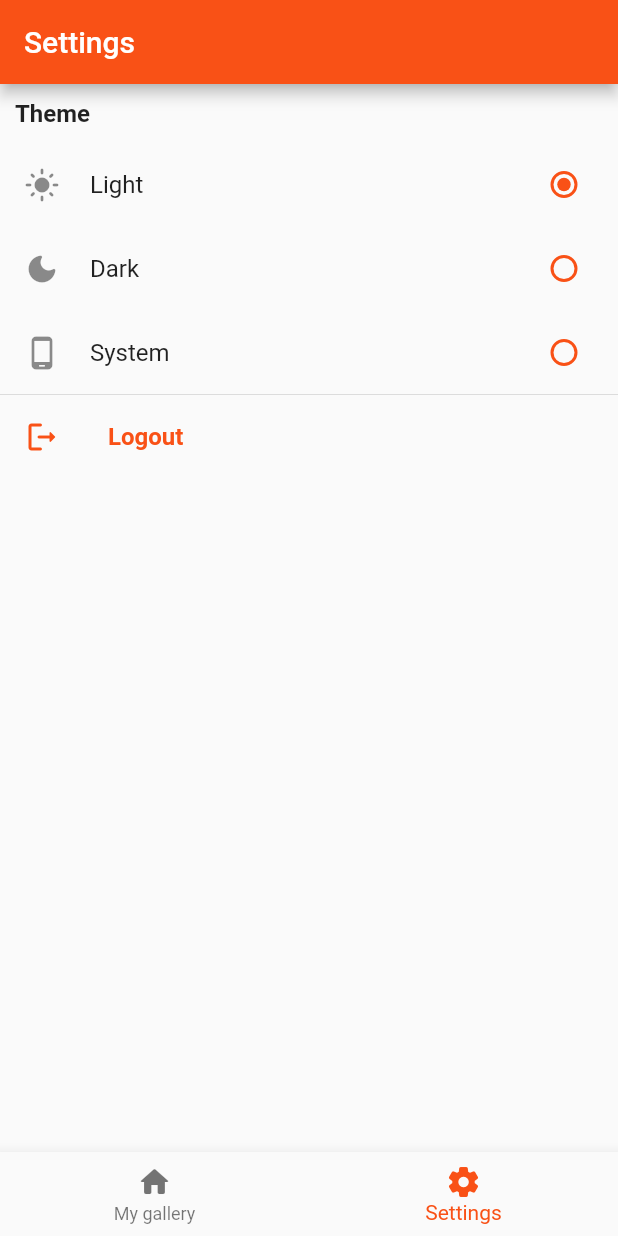
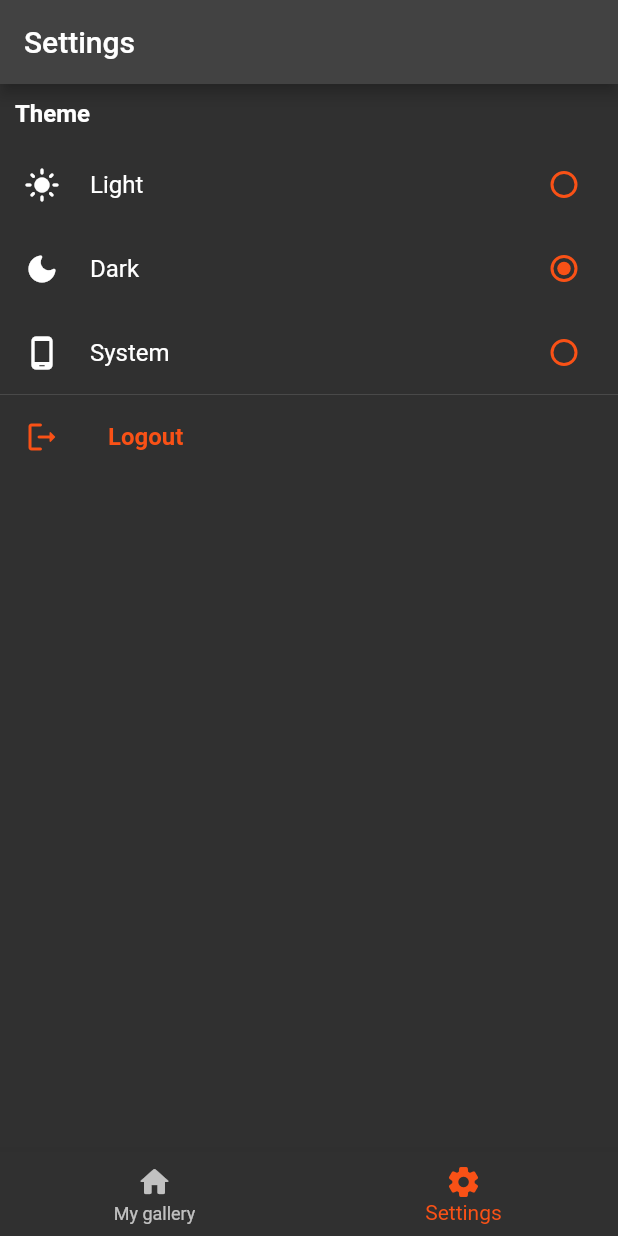
Before and after one commit to pr-Mais/flutterfire_gallery, a Flutter app: the screen it shows after launch, item 2 of the bottom bar chosen, after a tap on "Dark", on a phone screen of 412 x 824 dp. Run offline on Flutter 3.47's test engine with Material 2 defaults, Android fonts, the light colour scheme and no system bars; our stand-ins replace flutter_signin_button.

Commit message:
turn FlutterFireTheme into a ChangeNotifier

```diff
--- a/lib/main.dart
+++ b/lib/main.dart
@@ -1,8 +1,9 @@
 import 'package:flutter/material.dart';
-import 'package:flutterfire_gallery/theme/theme_provider.dart';
+import 'package:provider/provider.dart';
 
 import 'views/view_auth.dart';
 import 'views/view_home.dart';
+import 'theme/theme_provider.dart';
 
 /// Temporarily we will use this const to mimic the state of user.
 /// true = there's a signed in user
@@ -20,12 +21,22 @@ class GalleryApp extends StatelessWidget {
   // This widget is the root of your application.
   @override
   Widget build(BuildContext context) {
-    return MaterialApp(
-      theme: FlutterFireTheme().lightTheme,
-      darkTheme: FlutterFireTheme().darkTheme,
-      themeMode: FlutterFireTheme().currentTheme,
-      home: const AuthGate(),
-    );
+    return ChangeNotifierProvider<FlutterFireTheme>(
+        create: (_) => FlutterFireTheme(),
+        builder: (context, __) {
+          final lightTheme = context
+              .select<FlutterFireTheme, ThemeData>((theme) => theme.lightTheme);
+          final darkTheme = context
+              .select<FlutterFireTheme, ThemeData>((theme) => theme.darkTheme);
+          final currentTheme = context.select<FlutterFireTheme, ThemeMode>(
+              (theme) => theme.currentTheme);
+          return MaterialApp(
+            theme: lightTheme,
+            darkTheme: darkTheme,
+            themeMode: currentTheme,
+            home: const AuthGate(),
+          );
+        });
   }
 }
 
--- a/lib/theme/theme_provider.dart
+++ b/lib/theme/theme_provider.dart
@@ -1,12 +1,14 @@
 import 'package:flutter/material.dart';
 import 'package:flutterfire_gallery/theme/constants.dart';
 
-class FlutterFireTheme {
+class FlutterFireTheme with ChangeNotifier {
   get currentTheme => _currentTheme;
   ThemeMode _currentTheme = ThemeMode.light;
 
   void setCurrentTheme(ThemeMode? mode) {
     _currentTheme = mode ?? ThemeMode.light;
+
+    notifyListeners();
   }
 
   final primaryColor = const Color(kPrimaryColor);
--- a/lib/views/tab_settings.dart
+++ b/lib/views/tab_settings.dart
@@ -1,4 +1,5 @@
 import 'package:flutter/material.dart';
+import 'package:provider/provider.dart';
 
 import '../theme/theme_provider.dart';
 
@@ -46,7 +47,7 @@ class ThemeSection extends StatelessWidget {
 
   @override
   Widget build(BuildContext context) {
-    var themeProvider = FlutterFireTheme();
+    var themeProvider = context.watch<FlutterFireTheme>();
 
     return Column(
       crossAxisAlignment: CrossAxisAlignment.start,
```
